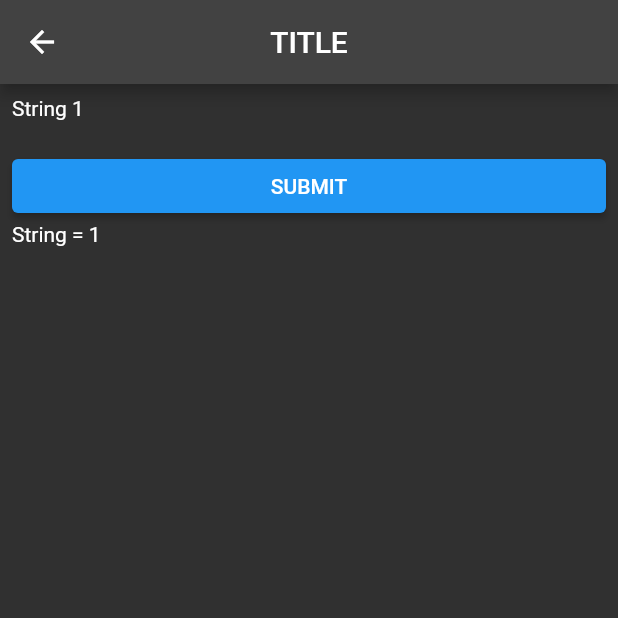
After one commit to polyGeek/flutter_sandbox, a Flutter app: the screen it shows after launch, after a tap on "Stream Builder Demo", on a phone screen of 412 x 824 dp, the top half of it. The commit adds this screen. Run offline on Flutter 3.47's test engine with Material 2 defaults, Android fonts, the light colour scheme and no system bars; missing offline and left inert: flutter_utils.

Commit message:
Added Stream

```diff
--- /dev/null
+++ b/lib/content/scr_04_stream_builder/stream_builder_test.dart
@@ -0,0 +1,99 @@
+
+
+import 'dart:async';
+
+import 'package:flutter/material.dart';
+
+class StreamDemo extends StatefulWidget {
+    static const String ROUTE_PATH = 'StreamDemo';
+
+    @override
+    State<StreamDemo> createState() => _StreamDemoState();
+}
+
+class _StreamDemoState extends State<StreamDemo> {
+    @override
+    Widget build( BuildContext context ) {
+        return Scaffold(
+            appBar: AppBar(
+                title: Text( 'TITLE' ),
+                centerTitle: true,
+                actions: <Widget>[
+
+                ],
+            ),
+            body: Padding( padding: const EdgeInsets.all(8.0),
+                child: SingleChildScrollView(
+
+                    child: Column(
+                        crossAxisAlignment: CrossAxisAlignment.stretch,
+
+                        children: [
+
+                            StreamBuilder<String> (
+                                stream: NumberCreator().stream.map(( i ) => 'String $i' ),
+                                builder: ( context, snapshot ) {
+                                    if( snapshot.connectionState == ConnectionState.waiting ) {
+                                        return Text( 'No data yet.' );
+                                    } else if( snapshot.connectionState == ConnectionState.done ) {
+                                        return Text( 'Stream closed.' );
+                                    } else if( snapshot.hasError ) {
+                                        return Text( 'Error: ${snapshot.error}' );
+                                    } else {
+                                        return Text( snapshot.data.toString() ?? 'Well, this was unexpected' );
+                                    }
+                                    Text( 'stream: ');
+                                }
+                            ),
+
+                            SizedBox( height: 20 ,),
+
+                            ElevatedButton(
+                                onPressed: (){
+
+                                },
+                                child: Text( "SUBMIT" ),
+                            ),
+
+
+                            StreamBuilder<String> (
+                                stream: NumberCreator().stream.map( ( i ) => 'String = $i' ),
+                                builder: ( context, snapshot ) {
+                                    print( 'snapshot: ${snapshot.toString()}' );
+                                    if( snapshot.connectionState == ConnectionState.waiting ) {
+                                        return Text( 'No data yet.' );
+                                    } else if( snapshot.connectionState == ConnectionState.done ) {
+                                        return Text( 'Stream closed.' );
+                                    } else if( snapshot.hasError ) {
+                                        return Text( 'Error: ${snapshot.error}' );
+                                    } else {
+                                        return Text( snapshot.data.toString() ?? 'Well, this was unexpected' );
+                                    }
+                                    Text( 'stream: ');
+                                }
+                            ),
+                        ],
+                    ),
+                ),
+            ),
+        );;
+    }
+}
+
+class NumberCreator {
+    int _count = 1;
+    final _controller = StreamController<int>();
+    Stream<int> get stream => _controller.stream;
+
+    NumberCreator() {
+        Timer.periodic( Duration( seconds: 1 ), ( t ) {
+            _controller.sink.add( _count );
+            if( _count < 5 ) {
+                _count++;
+            }
+        } );
+    }
+
+
+
+}
--- a/lib/main.dart
+++ b/lib/main.dart
@@ -2,6 +2,7 @@ import 'package:flutter/material.dart';
 import 'package:flutter_sandbox/content/scn_001_drop_down_enum/drop_down_enum.dart';
 import 'package:flutter_sandbox/content/scr_002_dropdown_dynamic/dropdown_dynamic.dart';
 import 'package:flutter_sandbox/content/scr_03_dropdown_form/dropdown_form.dart';
+import 'package:flutter_sandbox/content/scr_04_stream_builder/stream_builder_test.dart';
 
 /// Commit test
 void main() {
@@ -14,6 +15,7 @@ void main() {
                 DropDownEnum.ROUTE_PATH: ( BuildContext context ) => DropDownEnum(),
                 DropdownDynamic.ROUTE_PATH: ( BuildContext context ) => DropdownDynamic(),
                 DropDownFormExample.ROUTE_PATH: ( BuildContext context ) => DropDownFormExample(),
+                StreamDemo.ROUTE_PATH: ( BuildContext context ) => StreamDemo(),
             },
         )
     );
@@ -55,6 +57,13 @@ class _MainNav extends StatelessWidget {
                             description: "Red screen:",
                             createdBy: "Dan",
                             routePath: DropDownFormExample.ROUTE_PATH,
+                        ),
+
+                        _SandboxRenderer(
+                            title: "Stream Builder Demo",
+                            description: "Create a stream builder that listens to a stream and prints the value.",
+                            createdBy: "Dan",
+                            routePath: StreamDemo.ROUTE_PATH,
                         ),
 
                     ],
```
